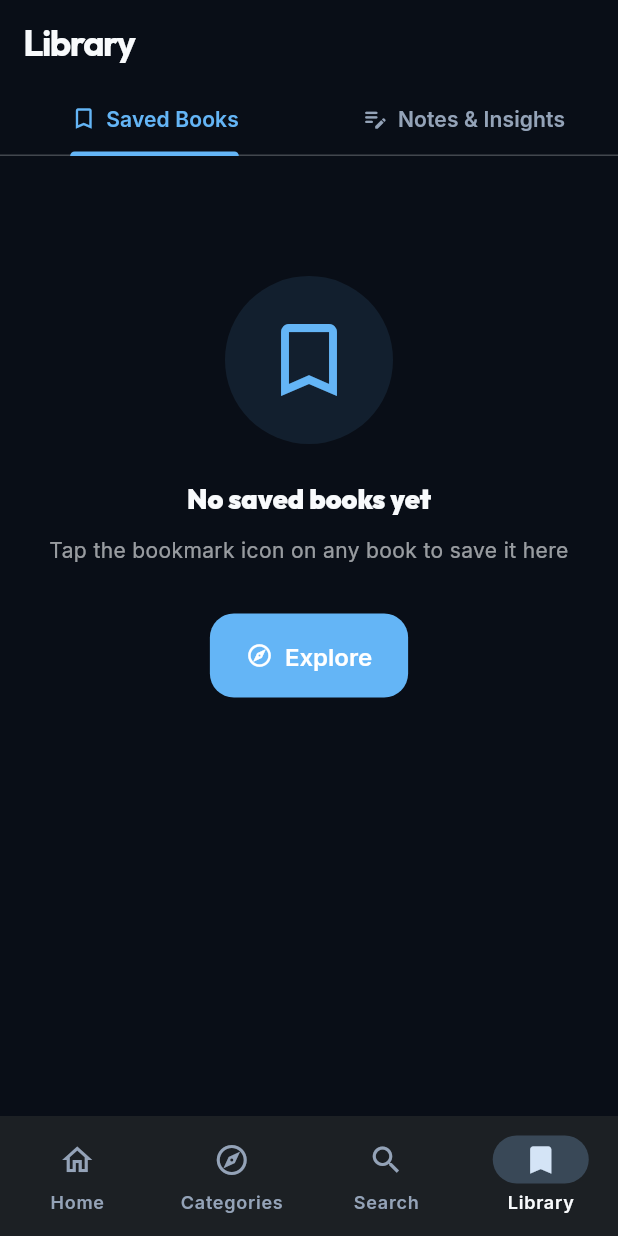
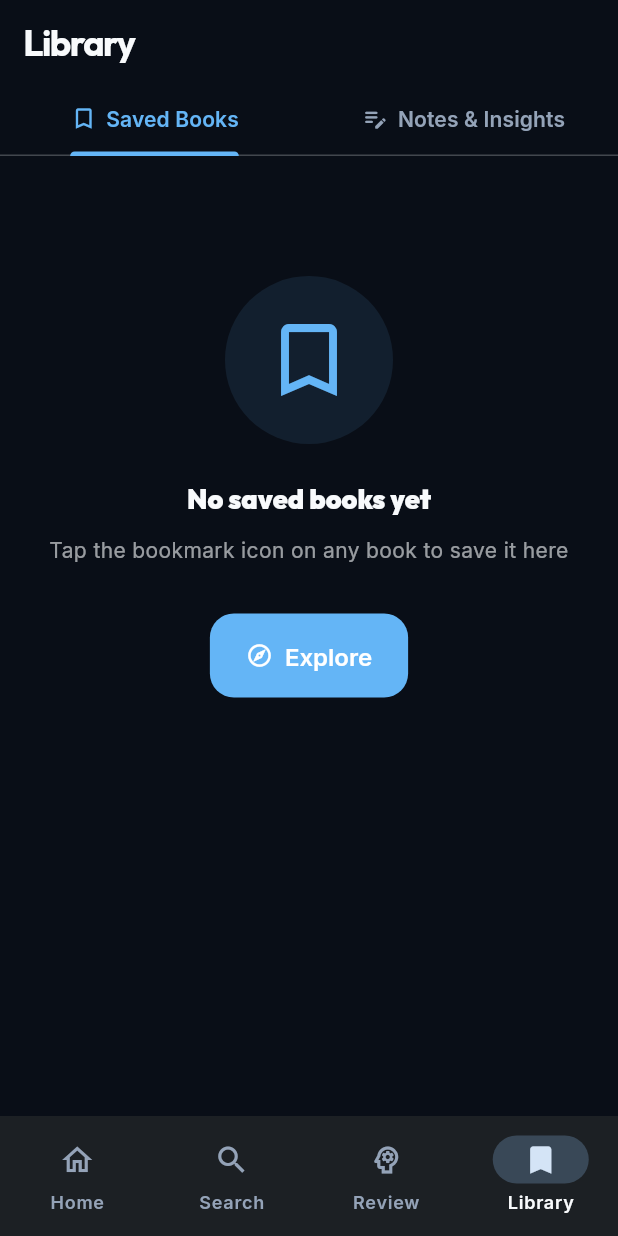
Before and after one commit to akifkeklik/book-ai-app, a Flutter app: the FavoritesScreen screen opened by its route, on a phone screen of 412 x 824 dp. Run offline on Flutter 3.47's test engine with Material 3 defaults, Android fonts, the phone set to English and light mode, and no system bars; our stand-ins replace cached_network_image, dio, flutter_rating_bar, go_router, google_fonts, hive and 4 more; missing offline and left inert: workmanager; accounts and stored records are empty; statements that could not run were skipped.

Commit message:
Focus the product on the read-capture-review loop (#64)
* feat(mobile): put the review habit in the primary navigation

- bottom nav: Home, Search, Review (due-count badge), Library; categories
  stay reachable from search and home
- home opens with today's review card and preloads the due count
- learning paths chip removed from the library (route kept, reversible)

Co-Authored-By: Claude Opus 5.5 <noreply@anthropic.com>

* feat: focus web on the review loop and rank search by relevance

- web home shows today's review cards for signed-in users; the navbar
  drops the knowledge graph and labels the learning hub 'Review'
- catalog search ranks exact title > title > author/ISBN > description
  matches before popularity; explicit sorts are still respected
- README reflects six languages and the focused navigation
- tests: relevance ordering, explicit sort, no internal column leaks

Co-Authored-By: Claude Opus 5.5 <noreply@anthropic.com>

---------

Co-authored-by: Libris Bot <bot@libris.ai>
Co-authored-by: Claude Opus 5.5 <noreply@anthropic.com>

```diff
--- a/mobile/flutter_app/assets/lang/de.json
+++ b/mobile/flutter_app/assets/lang/de.json
@@ -553,5 +553,6 @@
   "ui_user": "Benutzer",
   "ui_app_version": "Libris v{version}",
   "ui_splash_tagline": "Behalte, was du liest",
-  "no_response": "Der KI-Bibliothekar hat keine Antwort geliefert. Bitte versuche es erneut."
+  "no_response": "Der KI-Bibliothekar hat keine Antwort geliefert. Bitte versuche es erneut.",
+  "nav_review": "Wiederholen"
 }
--- a/mobile/flutter_app/assets/lang/en.json
+++ b/mobile/flutter_app/assets/lang/en.json
@@ -553,5 +553,6 @@
   "ui_user": "User",
   "ui_app_version": "Libris v{version}",
   "ui_splash_tagline": "Remember what you read",
-  "no_response": "The AI librarian did not return an answer. Please try again."
+  "no_response": "The AI librarian did not return an answer. Please try again.",
+  "nav_review": "Review"
 }
--- a/mobile/flutter_app/assets/lang/es.json
+++ b/mobile/flutter_app/assets/lang/es.json
@@ -553,5 +553,6 @@
   "ui_user": "Usuario",
   "ui_app_version": "Libris v{version}",
   "ui_splash_tagline": "Recuerda lo que lees",
-  "no_response": "El bibliotecario IA no ha devuelto ninguna respuesta. Inténtalo de nuevo."
+  "no_response": "El bibliotecario IA no ha devuelto ninguna respuesta. Inténtalo de nuevo.",
+  "nav_review": "Repasar"
 }
--- a/mobile/flutter_app/assets/lang/fr.json
+++ b/mobile/flutter_app/assets/lang/fr.json
@@ -553,5 +553,6 @@
   "ui_user": "Utilisateur",
   "ui_app_version": "Libris v{version}",
   "ui_splash_tagline": "Retenez ce que vous lisez",
-  "no_response": "Le bibliothécaire IA n’a renvoyé aucune réponse. Veuillez réessayer."
+  "no_response": "Le bibliothécaire IA n’a renvoyé aucune réponse. Veuillez réessayer.",
+  "nav_review": "Réviser"
 }
--- a/mobile/flutter_app/assets/lang/it.json
+++ b/mobile/flutter_app/assets/lang/it.json
@@ -553,5 +553,6 @@
   "ui_user": "Utente",
   "ui_app_version": "Libris v{version}",
   "ui_splash_tagline": "Ricorda ciò che leggi",
-  "no_response": "Il bibliotecario IA non ha restituito alcuna risposta. Riprova."
+  "no_response": "Il bibliotecario IA non ha restituito alcuna risposta. Riprova.",
+  "nav_review": "Ripassa"
 }
--- a/mobile/flutter_app/assets/lang/tr.json
+++ b/mobile/flutter_app/assets/lang/tr.json
@@ -553,5 +553,6 @@
   "ui_user": "Kullanıcı",
   "ui_app_version": "Libris v{version}",
   "ui_splash_tagline": "Okuduğunu unutma",
-  "no_response": "AI kütüphaneci bir yanıt vermedi. Lütfen tekrar dene."
+  "no_response": "AI kütüphaneci bir yanıt vermedi. Lütfen tekrar dene.",
+  "nav_review": "Tekrar"
 }
--- a/mobile/flutter_app/lib/router.dart
+++ b/mobile/flutter_app/lib/router.dart
@@ -1,9 +1,11 @@
 import 'package:flutter/material.dart';
 import 'package:go_router/go_router.dart';
+import 'package:provider/provider.dart';
 
 import 'domain/entities/book.dart';
 import 'providers/auth_provider.dart';
 import 'providers/language_provider.dart';
+import 'providers/learning_provider.dart';
 import 'screens/categories_screen.dart';
 import 'screens/category_timeline_screen.dart';
 import 'screens/detail_screen.dart';
@@ -91,6 +93,15 @@ class AppRouter {
               ),
             ),
             GoRoute(
+              path: '/learning',
+              pageBuilder: (context, state) => CustomTransitionPage(
+                child: const LearningScreen(),
+                transitionsBuilder:
+                    (context, animation, secondaryAnimation, child) =>
+                        FadeTransition(opacity: animation, child: child),
+              ),
+            ),
+            GoRoute(
               path: '/favorites',
               pageBuilder: (context, state) => CustomTransitionPage(
                 child: const FavoritesScreen(),
@@ -112,10 +123,6 @@ class AppRouter {
         GoRoute(
           path: '/knowledge-graph',
           builder: (context, state) => const KnowledgeGraphScreen(),
-        ),
-        GoRoute(
-          path: '/learning',
-          builder: (context, state) => const LearningScreen(),
         ),
         GoRoute(
           path: '/settings',
@@ -168,8 +175,8 @@ class _ScaffoldWithNav extends StatelessWidget {
   final Widget child;
 
   int _indexFor(String location) {
-    if (location.startsWith('/categories')) return 1;
-    if (location.startsWith('/search')) return 2;
+    if (location.startsWith('/search') || location.startsWith('/categories')) return 1;
+    if (location.startsWith('/learning')) return 2;
     if (location.startsWith('/favorites')) return 3;
     return 0;
   }
@@ -189,10 +196,10 @@ class _ScaffoldWithNav extends StatelessWidget {
               context.go('/');
               break;
             case 1:
-              context.go('/categories');
+              context.go('/search');
               break;
             case 2:
-              context.go('/search');
+              context.go('/learning');
               break;
             case 3:
               context.go('/favorites');
@@ -206,14 +213,14 @@ class _ScaffoldWithNav extends StatelessWidget {
             label: context.tr('home'),
           ),
           NavigationDestination(
-            icon: const Icon(Icons.explore_outlined),
-            selectedIcon: const Icon(Icons.explore),
-            label: context.tr('categories'),
-          ),
-          NavigationDestination(
             icon: const Icon(Icons.search_outlined),
             selectedIcon: const Icon(Icons.search),
             label: context.tr('search'),
+          ),
+          NavigationDestination(
+            icon: const _ReviewBadge(child: Icon(Icons.psychology_outlined)),
+            selectedIcon: const _ReviewBadge(child: Icon(Icons.psychology)),
+            label: context.tr('nav_review'),
           ),
           NavigationDestination(
             icon: const Icon(Icons.bookmark_outline),
@@ -225,3 +232,19 @@ class _ScaffoldWithNav extends StatelessWidget {
     );
   }
 }
+
+/// Shows how many recall reviews are due, so the core habit is always one tap away.
+class _ReviewBadge extends StatelessWidget {
+  const _ReviewBadge({required this.child});
+  final Widget child;
+
+  @override
+  Widget build(BuildContext context) {
+    final due = context.watch<LearningProvider>().reviewsDue;
+    return Badge(
+      isLabelVisible: due > 0,
+      label: Text(due > 99 ? '99+' : '$due'),
+      child: child,
+    );
+  }
+}
--- a/mobile/flutter_app/lib/screens/favorites_screen.dart
+++ b/mobile/flutter_app/lib/screens/favorites_screen.dart
@@ -635,13 +635,6 @@ class _FavoritesScreenState extends State<FavoritesScreen> {
                 ),
                 const SizedBox(width: 8),
                 ActionChip(
-                  key: const Key('learning_paths_hub_chip'),
-                  avatar: const Icon(Icons.explore_outlined, size: 16),
-                  label: Text(context.tr('learning_paths_title')),
-                  onPressed: () => context.push('/learning-paths'),
-                ),
-                const SizedBox(width: 8),
-                ActionChip(
                   key: const Key('learning_outcomes_hub_chip'),
                   avatar: const Icon(Icons.psychology_outlined, size: 16),
                   label: Text(context.tr('nav_learning')),
```
Also changed, not shown: mobile/flutter_app/lib/screens/home_screen.dart (+65 -1 lines), 9 other files.
